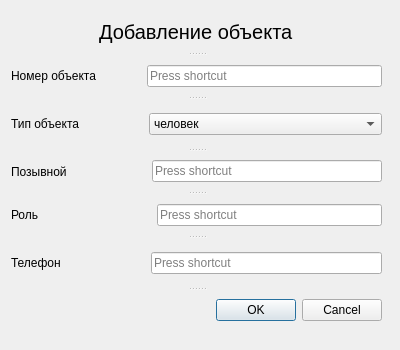
The window that src/device.ui (IlchenkoVasily/seye) describes before a commit, drawn with Qt 5.
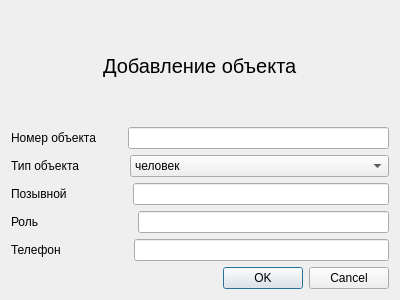
The same window after the commit.

What changed in the file:
```diff
--- a/src/device.ui
+++ b/src/device.ui
@@ -7,28 +7,26 @@
     <x>0</x>
     <y>0</y>
     <width>400</width>
-    <height>350</height>
+    <height>300</height>
    </rect>
   </property>
+  <property name="minimumSize">
+   <size>
+    <width>350</width>
+    <height>300</height>
+   </size>
+  </property>
+  <property name="maximumSize">
+   <size>
+    <width>400</width>
+    <height>300</height>
+   </size>
+  </property>
   <property name="windowTitle">
    <string>Form</string>
   </property>
-  <widget class="QSplitter" name="splitter">
-   <property name="geometry">
-    <rect>
-     <x>11</x>
-     <y>20</y>
-     <width>371</width>
-     <height>301</height>
-    </rect>
-   </property>
-   <property name="orientation">
-    <enum>Qt::Vertical</enum>
-   </property>
-   <property name="handleWidth">
-    <number>20</number>
-   </property>
-   <widget class="QWidget" name="horizontalLayoutWidget">
+  <layout class="QVBoxLayout" name="verticalLayout">
+   <item>
     <layout class="QHBoxLayout" name="horizontalLayout">
      <item>
       <spacer name="horizontalSpacer">
@@ -69,8 +67,8 @@
       </spacer>
      </item>
     </layout>
-   </widget>
-   <widget class="QWidget" name="horizontalLayoutWidget_2">
+   </item>
+   <item>
     <layout class="QHBoxLayout" name="horizontalLayout_2">
      <item>
       <widget class="QLabel" name="label_2">
@@ -82,22 +80,25 @@
      <item>
       <spacer name="verticalSpacer">
        <property name="orientation">
-        <enum>Qt::Vertical</enum>
+        <enum>Qt::Horizontal</enum>
+       </property>
+       <property name="sizeType">
+        <enum>QSizePolicy::Minimum</enum>
        </property>
        <property name="sizeHint" stdset="0">
         <size>
-         <width>45</width>
-         <height>30</height>
+         <width>26</width>
+         <height>20</height>
         </size>
        </property>
       </spacer>
      </item>
      <item>
-      <widget class="QKeySequenceEdit" name="keySequenceEdit"/>
+      <widget class="QLineEdit" name="id"/>
      </item>
     </layout>
-   </widget>
-   <widget class="QWidget" name="horizontalLayoutWidget_3">
+   </item>
+   <item>
     <layout class="QHBoxLayout" name="horizontalLayout_3">
      <item>
       <widget class="QLabel" name="label_3">
@@ -109,12 +110,15 @@
      <item>
       <spacer name="verticalSpacer_5">
        <property name="orientation">
-        <enum>Qt::Vertical</enum>
+        <enum>Qt::Horizontal</enum>
+       </property>
+       <property name="sizeType">
+        <enum>QSizePolicy::Minimum</enum>
        </property>
        <property name="sizeHint" stdset="0">
         <size>
-         <width>63</width>
-         <height>40</height>
+         <width>44</width>
+         <height>20</height>
         </size>
        </property>
       </spacer>
@@ -140,8 +144,8 @@
       </widget>
      </item>
     </layout>
-   </widget>
-   <widget class="QWidget" name="horizontalLayoutWidget_4">
+   </item>
+   <item>
     <layout class="QHBoxLayout" name="horizontalLayout_4">
      <item>
       <widget class="QLabel" name="label_4">
@@ -153,22 +157,29 @@
      <item>
       <spacer name="verticalSpacer_2">
        <property name="orientation">
-        <enum>Qt::Vertical</enum>
+        <enum>Qt::Horizontal</enum>
+       </property>
+       <property name="sizeType">
+        <enum>QSizePolicy::Minimum</enum>
        </property>
        <property name="sizeHint" stdset="0">
         <size>
-         <width>79</width>
-         <height>30</height>
+         <width>60</width>
+         <height>20</height>
         </size>
        </property>
       </spacer>
      </item>
      <item>
-      <widget class="QKeySequenceEdit" name="keySequenceEdit_2"/>
+      <widget class="QLineEdit" name="nik">
+       <property name="frame">
+        <bool>true</bool>
+       </property>
+      </widget>
      </item>
     </layout>
-   </widget>
-   <widget class="QWidget" name="horizontalLayoutWidget_5">
+   </item>
+   <item>
     <layout class="QHBoxLayout" name="horizontalLayout_5">
      <item>
       <widget class="QLabel" name="label_5">
@@ -180,22 +191,25 @@
      <item>
       <spacer name="verticalSpacer_3">
        <property name="orientation">
-        <enum>Qt::Vertical</enum>
+        <enum>Qt::Horizontal</enum>
+       </property>
+       <property name="sizeType">
+        <enum>QSizePolicy::Minimum</enum>
        </property>
        <property name="sizeHint" stdset="0">
         <size>
-         <width>112</width>
-         <height>30</height>
+         <width>93</width>
+         <height>20</height>
         </size>
        </property>
       </spacer>
      </item>
      <item>
-      <widget class="QKeySequenceEdit" name="keySequenceEdit_3"/>
+      <widget class="QLineEdit" name="role"/>
      </item>
     </layout>
-   </widget>
-   <widget class="QWidget" name="horizontalLayoutWidget_6">
+   </item>
+   <item>
     <layout class="QHBoxLayout" name="horizontalLayout_10">
      <item>
       <widget class="QLabel" name="label_6">
@@ -207,22 +221,25 @@
      <item>
       <spacer name="verticalSpacer_4">
        <property name="orientation">
-        <enum>Qt::Vertical</enum>
+        <enum>Qt::Horizontal</enum>
+       </property>
+       <property name="sizeType">
+        <enum>QSizePolicy::Minimum</enum>
        </property>
        <property name="sizeHint" stdset="0">
         <size>
-         <width>84</width>
-         <height>40</height>
+         <width>67</width>
+         <height>20</height>
         </size>
        </property>
       </spacer>
      </item>
      <item>
-      <widget class="QKeySequenceEdit" name="keySequenceEdit_4"/>
+      <widget class="QLineEdit" name="phone"/>
      </item>
     </layout>
-   </widget>
-   <widget class="QWidget" name="horizontalLayoutWidget_7">
+   </item>
+   <item>
     <layout class="QHBoxLayout" name="horizontalLayout_11">
      <item>
       <widget class="QDialogButtonBox" name="buttonBox">
@@ -232,8 +249,8 @@
       </widget>
      </item>
     </layout>
-   </widget>
-  </widget>
+   </item>
+  </layout>
  </widget>
  <resources/>
  <connections/>
```
Left out of the diff: 12 changed lines with no effect on the pictures.
